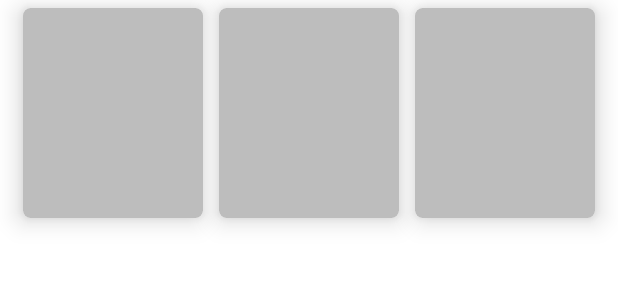
After one commit to Shivamjaiswal11/pagnationapp, an Android app: the layout shimmer_placeholder_layout.xml on its own in the app's theme, with its tools: preview values and no code run, on a phone screen of 412 x 824 dp. The commit adds this screen. Shown: the top 300 px of the screen. Run offline under Robolectric (Android 15) with nearby library versions, the phone set to English and light mode, and no system bars.

Commit message:
apply shimmer effect

```diff
--- a/app/build.gradle
+++ b/app/build.gradle
@@ -47,6 +47,7 @@ dependencies {
     implementation 'com.squareup.retrofit2:converter-gson:2.9.0'
     implementation 'com.squareup.okhttp3:okhttp:3.6.0'
     implementation 'com.squareup.retrofit:retrofit:2.0.0-beta2'
+    implementation 'com.facebook.shimmer:shimmer:0.5.0'
 
 
 }
--- /dev/null
+++ b/app/src/main/res/layout/shimmer_placeholder_layout.xml
@@ -0,0 +1,36 @@
+<?xml version="1.0" encoding="utf-8"?>
+<LinearLayout xmlns:android="http://schemas.android.com/apk/res/android"
+    xmlns:app="http://schemas.android.com/apk/res-auto"
+    android:orientation="vertical"
+    android:layout_width="match_parent"
+    android:layout_height="match_parent">
+    <LinearLayout
+        android:layout_width="match_parent"
+        android:layout_height="match_parent"
+        android:gravity="center_horizontal"
+        android:orientation="horizontal">
+
+    <androidx.cardview.widget.CardView
+        android:layout_width="120dp"
+        android:layout_height="140dp"
+        app:cardCornerRadius="5dp"
+        android:layout_margin="5dp"
+       app:cardBackgroundColor="@color/shimmercolour"
+        app:cardElevation="10dp"/>
+        <androidx.cardview.widget.CardView
+            android:layout_width="120dp"
+            android:layout_height="140dp"
+            app:cardCornerRadius="5dp"
+            android:layout_margin="5dp"
+            app:cardBackgroundColor="@color/shimmercolour"
+            app:cardElevation="10dp"/>
+        <androidx.cardview.widget.CardView
+            android:layout_width="120dp"
+            android:layout_height="140dp"
+            app:cardBackgroundColor="@color/shimmercolour"
+            app:cardCornerRadius="5dp"
+            android:layout_margin="5dp"
+            app:cardElevation="10dp"/>
+    </LinearLayout>
+
+</LinearLayout>
--- a/app/src/main/res/values/colors.xml
+++ b/app/src/main/res/values/colors.xml
@@ -1,10 +1,11 @@
 <?xml version="1.0" encoding="utf-8"?>
 <resources>
     <color name="purple_200">#FFBB86FC</color>
-    <color name="purple_500">#FF6200EE</color>
-    <color name="purple_700">#FF3700B3</color>
+    <color name="purple_500">#BDBDBD</color>
+    <color name="purple_700">#BDBDBD</color>
     <color name="teal_200">#FF03DAC5</color>
     <color name="teal_700">#FF018786</color>
     <color name="black">#FF000000</color>
     <color name="white">#FFFFFFFF</color>
+    <color name="shimmercolour">#BDBDBD</color>
 </resources>
--- a/app/src/main/res/values/strings.xml
+++ b/app/src/main/res/values/strings.xml
@@ -1,3 +1,3 @@
 <resources>
-    <string name="app_name">Pagenation App</string>
+    <string name="app_name">SearchImage App</string>
 </resources>
```
Also changed, not shown: app/src/main/java/com/example/pagenationapp/MainActivity.java (+29 -7 lines), app/src/main/res/layout/activity_main.xml (+29 -2 lines).
